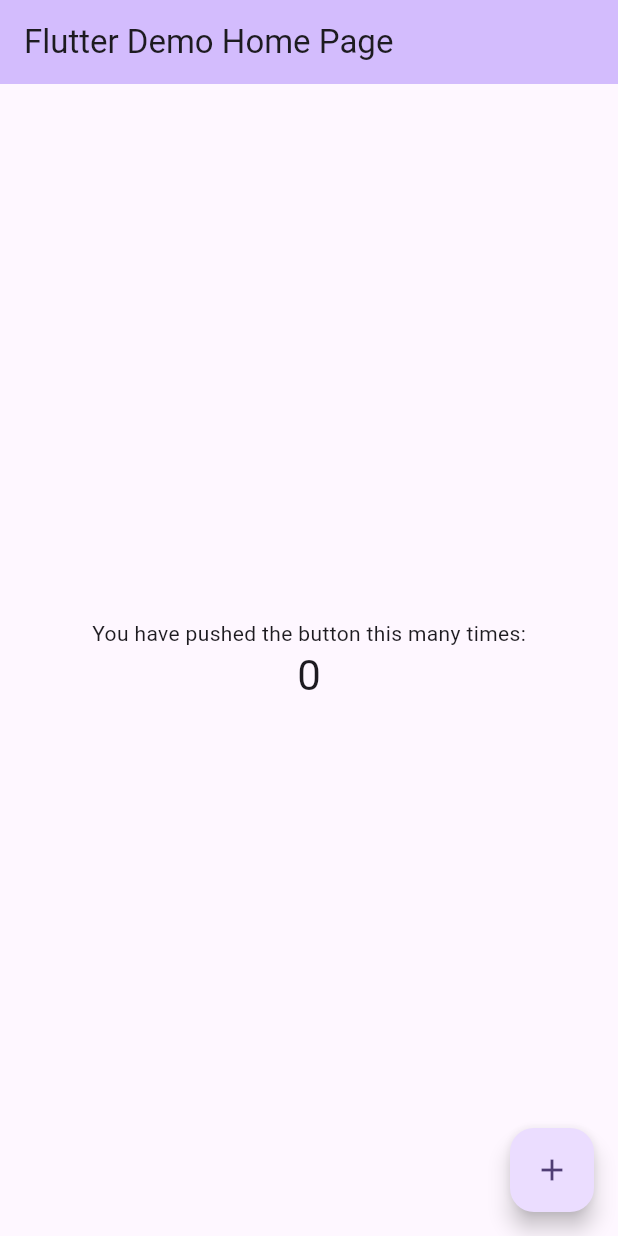
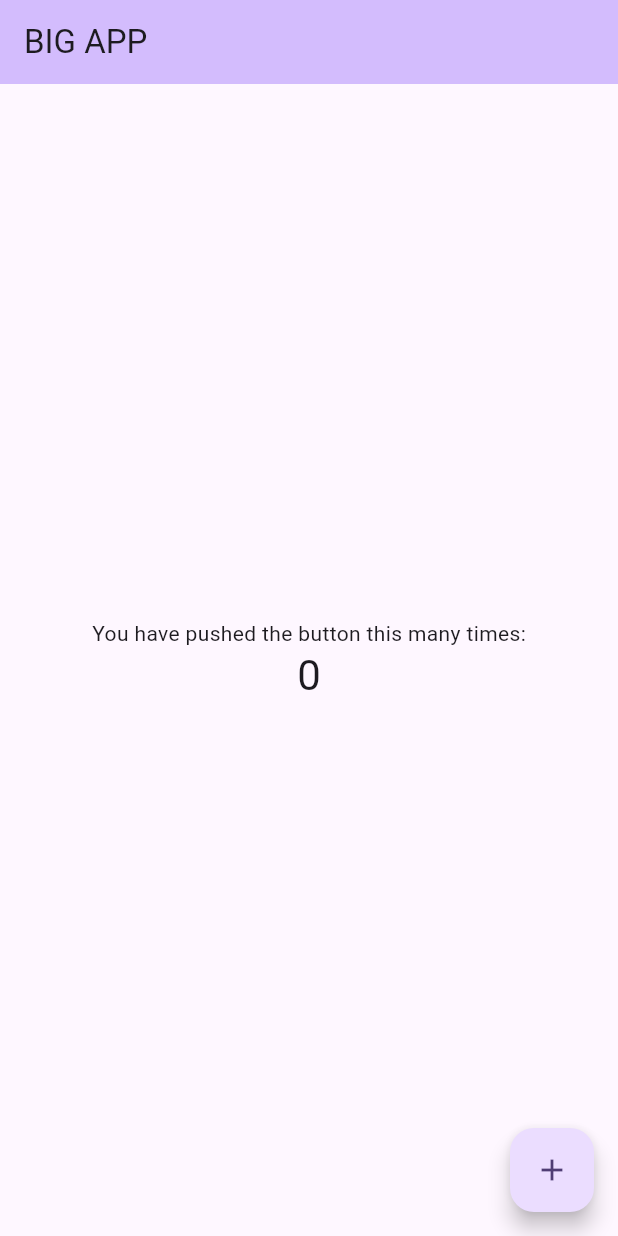
Before and after one commit to AndrewT1287/lifestyle-mobile-app, a Flutter app: the screen it shows after launch, on a phone screen of 412 x 824 dp. Run offline on Flutter 3.47's test engine with Material 3 defaults, Android fonts, the phone set to English and light mode, and no system bars.

```diff
--- a/frontend/lib/main.dart
+++ b/frontend/lib/main.dart
@@ -31,7 +31,7 @@ class MyApp extends StatelessWidget {
         colorScheme: ColorScheme.fromSeed(seedColor: Colors.deepPurple),
         useMaterial3: true,
       ),
-      home: const MyHomePage(title: 'Flutter Demo Home Page'),
+      home: const MyHomePage(title: 'BIG APP'),
     );
   }
 }
```
Also changed, not shown: 1 other file.
